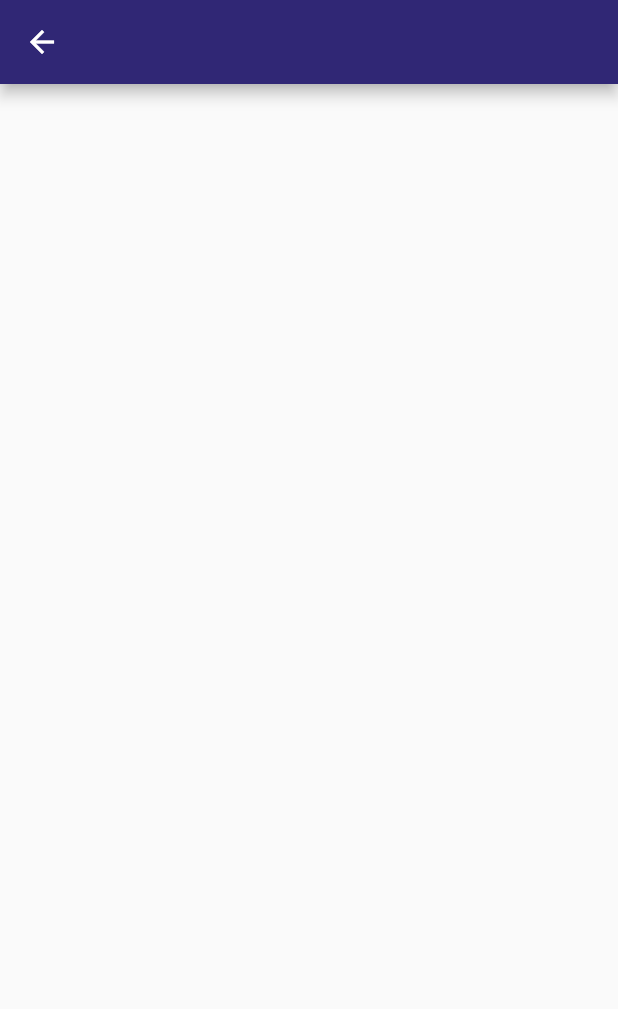
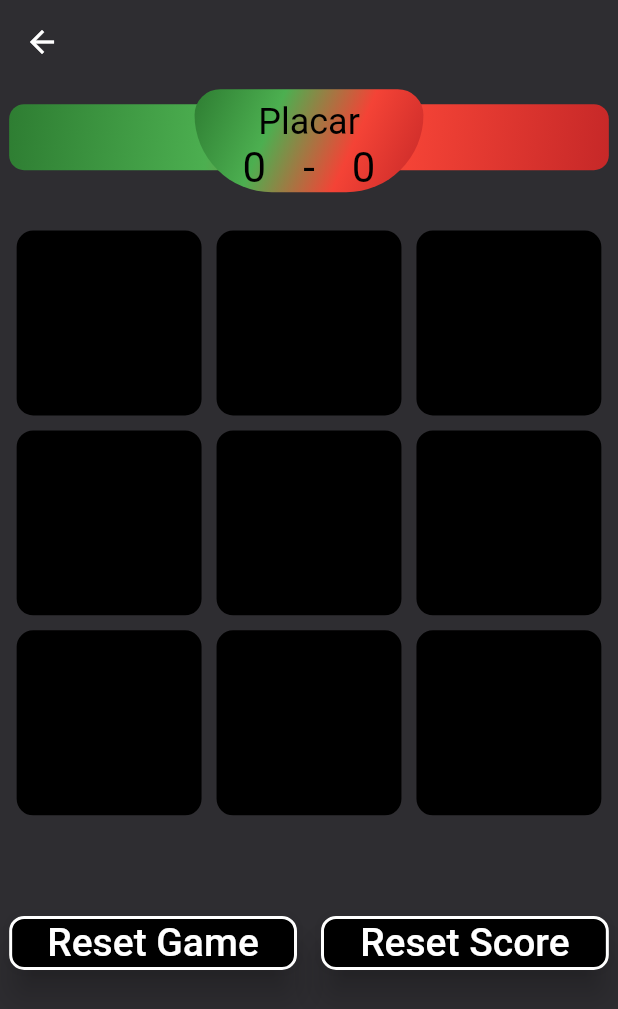
Before and after one commit to thiagolop/jogo_da_velha, a Flutter app: the HomePage screen opened by its route, on a phone screen of 412 x 824 dp. Shown: the top 1009 px of the screen. Run offline on Flutter 3.47's test engine with Material 2 defaults, Android fonts, the phone set to English and light mode, and no system bars; our stand-ins replace google_fonts; Roboto replaces fonts that are missing (Coiny).

Commit message:
Finish Display Gam

```diff
--- /dev/null
+++ b/lib/app/core/inputs/custon_elevated_buttom.dart
@@ -0,0 +1,26 @@
+import 'package:flutter/material.dart';
+import 'package:jogo_da_velha/app/core/ui/styles/colors_app.dart';
+import 'package:jogo_da_velha/app/core/ui/styles/text_app.dart';
+
+class CustomElevatedButtom extends StatelessWidget {
+  final VoidCallback onPressed;
+  final String label;
+  const CustomElevatedButtom({Key? key, required this.onPressed, required this.label}) : super(key: key);
+
+  @override
+  Widget build(BuildContext context) {
+    return ElevatedButton(
+      onPressed: onPressed,
+      style: ElevatedButton.styleFrom(
+        backgroundColor: context.colorsApp.primaryColor,
+        elevation: 10,
+        foregroundColor: context.colorsApp.whiteColor,
+        shape: RoundedRectangleBorder(
+          borderRadius: BorderRadius.circular(10),
+          side: BorderSide(color: context.colorsApp.whiteColor, width: 2),
+        ),
+      ),
+      child: Text(label, style: context.textStyles.textCoiny.copyWith(color: context.colorsApp.whiteColor, fontSize: 26)),
+    );
+  }
+}
--- a/lib/app/core/routes/app_routes.dart
+++ b/lib/app/core/routes/app_routes.dart
@@ -1,15 +1,18 @@
 import 'package:flutter/material.dart';
 import 'package:jogo_da_velha/app/pages/error/error_page.dart';
-import 'package:jogo_da_velha/app/pages/home/home_page.dart';
+import 'package:jogo_da_velha/app/pages/home/view/home_page.dart';
+import 'package:jogo_da_velha/app/pages/register/register_page.dart';
 
 class AppRoutes {
-  static const String login = '/';
+  static const String register = '/';
+  static const String home = '/home';
 
   static Route<dynamic> generateRoute(RouteSettings settings) {
-    // final args = settings.arguments;
     switch (settings.name) {
+      case "/home":
+        return MaterialPageRoute(builder: (context) => const HomePage());
       case "/":
-        return MaterialPageRoute(builder: (context) => const HomePage());
+        return MaterialPageRoute(builder: (context) => const RegisterPage());
       default:
         return MaterialPageRoute(builder: (context) => const ErrorPage());
     }
--- a/lib/app/pages/home/home_controller.dart
+++ /dev/null
@@ -1,3 +0,0 @@
-import 'package:flutter/material.dart';
-
-class HomeController with ChangeNotifier {}
--- a/lib/app/pages/home/home_page.dart
+++ /dev/null
@@ -1,15 +0,0 @@
-import 'package:flutter/material.dart';
-
-class HomePage extends StatelessWidget {
-  const HomePage({super.key});
-
-  @override
-  Widget build(BuildContext context) {
-    return Scaffold(
-      appBar: AppBar(
-        title: const Text(''),
-      ),
-      body: Container(),
-    );
-  }
-}
--- /dev/null
+++ b/lib/app/pages/home/view/home_page.dart
@@ -0,0 +1,51 @@
+import 'package:flutter/material.dart';
+import 'package:jogo_da_velha/app/core/extensions/responsive.dart';
+import 'package:jogo_da_velha/app/core/ui/styles/colors_app.dart';
+import 'package:jogo_da_velha/app/core/ui/styles/text_app.dart';
+import 'package:jogo_da_velha/app/pages/home/controller/home_controller.dart';
+import 'package:jogo_da_velha/app/pages/home/widgets/custom_buttom.dart';
+import 'package:jogo_da_velha/app/pages/home/widgets/game_widget.dart';
+import 'package:jogo_da_velha/app/pages/home/widgets/score_game.dart';
+import 'package:provider/provider.dart';
+
+class HomePage extends StatelessWidget {
+  const HomePage({super.key});
+
+  @override
+  Widget build(BuildContext context) {
+    return Consumer<HomeController>(
+      builder: (_, controller, __) {
+        return Scaffold(
+          appBar: AppBar(
+            backgroundColor: context.colorsApp.backgroundColor,
+            elevation: 0,
+          ),
+          backgroundColor: context.colorsApp.backgroundColor,
+          body: SingleChildScrollView(
+            child: Padding(
+              padding: EdgeInsets.only(
+                top: 10.heigth,
+                left: 16.width,
+                right: 16.width,
+                bottom: 32.heigth,
+              ),
+              child: Column(
+                mainAxisAlignment: MainAxisAlignment.spaceAround,
+                crossAxisAlignment: CrossAxisAlignment.center,
+                children: [
+                  const ScoreGame(),
+                  SizedBox(height: 60.heigth),
+                  const GameWidget(),
+                  SizedBox(height: 16.heigth),
+                  Text(controller.vencedor, style: context.textStyles.textCoiny),
+                  SizedBox(height: 10.heigth),
+                  const CustomButtom(),
+                ],
+              ),
+            ),
+          ),
+        );
+      },
+    );
+  }
+}
--- /dev/null
+++ b/lib/app/pages/home/widgets/custom_buttom.dart
@@ -0,0 +1,34 @@
+import 'package:flutter/material.dart';
+import 'package:jogo_da_velha/app/core/inputs/custon_elevated_buttom.dart';
+import 'package:jogo_da_velha/app/pages/home/controller/home_controller.dart';
+import 'package:provider/provider.dart';
+
+class CustomButtom extends StatelessWidget {
+  const CustomButtom({super.key});
+
+  @override
+  Widget build(BuildContext context) {
+    return Consumer<HomeController>(
+      builder: (_, controller, __) {
+        return Row(
+          children: [
+            Expanded(
+                child: CustomElevatedButtom(
+                    onPressed: () {
+                      controller.reset();
+                    },
+                    label: 'Reset Game')),
+            const SizedBox(width: 16),
+            Expanded(
+                child: CustomElevatedButtom(
+                    onPressed: () {
+                      controller.resetScore();
+                      controller.reset();
+                    },
+                    label: 'Reset Score')),
+          ],
+        );
+      },
+    );
+  }
+}
--- /dev/null
+++ b/lib/app/pages/home/widgets/game_widget.dart
@@ -0,0 +1,47 @@
+import 'package:flutter/material.dart';
+import 'package:jogo_da_velha/app/core/ui/styles/colors_app.dart';
+import 'package:jogo_da_velha/app/core/ui/styles/text_app.dart';
+import 'package:jogo_da_velha/app/pages/home/controller/home_controller.dart';
+import 'package:provider/provider.dart';
+
+class GameWidget extends StatelessWidget {
+  const GameWidget({super.key});
+
+  @override
+  Widget build(BuildContext context) {
+    return Consumer<HomeController>(
+      builder: (_, controller, __) {
+        return SizedBox(
+          height: 400,
+          width: 400,
+          child: GridView.builder(
+              physics: const NeverScrollableScrollPhysics(),
+              itemCount: 9,
+              gridDelegate: const SliverGridDelegateWithFixedCrossAxisCount(crossAxisCount: 3),
+              itemBuilder: (context, index) {
+                return GestureDetector(
+                  onTap: () {
+                    if (controller.isGaming) controller.play(index);
+                  },
+                  child: Container(
+                    alignment: Alignment.center,
+                    decoration: BoxDecoration(
+                      borderRadius: BorderRadius.circular(16),
+                      border: Border.all(color: context.colorsApp.backgroundColor, width: 5),
+                      color: controller.matched.contains(index) ? context.colorsApp.matched : context.colorsApp.primaryColor,
+                    ),
+                    child: Center(
+                      child: Text(
+                        controller.board[index],
+                        style: context.textStyles.textCoiny.copyWith(fontSize: 90),
+                        textAlign: TextAlign.center,
+                      ),
+                    ),
+                  ),
+                );
+              }),
+        );
+      },
+    );
+  }
+}
--- /dev/null
+++ b/lib/app/pages/home/widgets/score_game.dart
@@ -0,0 +1,168 @@
+import 'package:flutter/material.dart';
+import 'package:jogo_da_velha/app/core/extensions/responsive.dart';
+import 'package:jogo_da_velha/app/core/ui/styles/colors_app.dart';
+import 'package:jogo_da_velha/app/core/ui/styles/text_app.dart';
+import 'package:jogo_da_velha/app/pages/home/controller/home_controller.dart';
+import 'package:provider/provider.dart';
+
+class ScoreGame extends StatelessWidget {
+  const ScoreGame({super.key});
+
+  @override
+  Widget build(BuildContext context) {
+    return Consumer<HomeController>(
+      builder: (_, controller, __) {
+        return Stack(
+          children: [
+            Positioned(
+              top: 10,
+              left: 0,
+              right: 0,
+              child: Container(
+                width: double.maxFinite,
+                padding: const EdgeInsets.symmetric(horizontal: 8, vertical: 8),
+                decoration: BoxDecoration(
+                  gradient: context.colorsApp.gradient,
+                  borderRadius: const BorderRadius.only(
+                    bottomLeft: Radius.circular(10),
+                    topLeft: Radius.circular(10),
+                    bottomRight: Radius.circular(10),
+                    topRight: Radius.circular(10),
+                  ),
+                ),
+                child: Row(
+                  children: [
+                    Text(
+                      controller.namePlayer2,
+                      style: context.textStyles.textCoiny.copyWith(fontSize: 24),
+                      overflow: TextOverflow.ellipsis,
+                    ),
+                    const Spacer(),
+                    Text(
+                      controller.namePlayer1,
+                      style: context.textStyles.textCoiny.copyWith(fontSize: 24),
+                      overflow: TextOverflow.ellipsis,
+                    ),
+                  ],
+                ),
+              ),
+            ),
+            Align(
+              alignment: Alignment.center,
+              child: Flexible(
+                child: Container(
+                  width: 400.width,
+                  height: 200.heigth,
+                  padding: const EdgeInsets.only(left: 32, right: 32, top: 8, bottom: 8),
+                  decoration: BoxDecoration(
+                    gradient: context.colorsApp.gradient,
+                    borderRadius: const BorderRadius.only(
+                      topRight: Radius.circular(20),
+                      bottomRight: Radius.circular(60),
+                      topLeft: Radius.circular(20),
+                      bottomLeft: Radius.circular(60),
+                    ),
+                  ),
+                  child: Column(
+                    children: [
+                      Text(
+                        'Placar',
+                        style: context.textStyles.textCoiny.copyWith(fontSize: 24, color: context.colorsApp.primaryColor),
+                      ),
+                      Row(
+                        mainAxisAlignment: MainAxisAlignment.spaceBetween,
+                        children: [
+                          Text(
+                            controller.xScore.toString(),
+                            style: context.textStyles.textCoiny.copyWith(fontSize: 28, color: context.colorsApp.primaryColor),
+                          ),
+                          Text(
+                            ' - ',
+                            style: context.textStyles.textCoiny.copyWith(fontSize: 28, color: context.colorsApp.primaryColor),
+                          ),
+                          Text(
+                            controller.oScore.toString(),
+                            style: context.textStyles.textCoiny.copyWith(fontSize: 28, color: context.colorsApp.primaryColor),
+                          ),
+                        ],
+                      ),
+                    ],
+                  ),
+                ),
+              ),
+            ),
+            // Container(
+            //   width: double.maxFinite,
+            //   alignment: Alignment.centerLeft,
+            //   padding: const EdgeInsets.symmetric(horizontal: 8, vertical: 8),
+            //   decoration: const BoxDecoration(
+            //     color: Colors.red,
+            //     borderRadius: BorderRadius.only(bottomRight: Radius.circular(10), topRight: Radius.circular(10)),
+            //   ),
+            //   child: Text(
+            //     controller.namePlayer2,
+            //     style: context.textStyles.textCoiny.copyWith(fontSize: 24),
+            //   ),
+            // ),
+          ],
+        );
+        // return Row(
+        //   mainAxisAlignment: MainAxisAlignment.center,
+        //   children: [
+        //     Container(
+        //       padding: const EdgeInsets.symmetric(horizontal: 8, vertical: 8),
+        //       decoration: const BoxDecoration(
+        //         color: Colors.green,
+        //         borderRadius: BorderRadius.only(bottomLeft: Radius.circular(10), topLeft: Radius.circular(10)),
+        //       ),
+        //       child: Text(
+        //         controller.namePlayer1,
+        //         style: context.textStyles.textCoiny.copyWith(fontSize: 24),
+        //         overflow: TextOverflow.ellipsis,
+        //       ),
+        //     ),
+        //     Container(
+        //         padding: const EdgeInsets.only(left: 32, right: 32, top: 8, bottom: 8),
+        //         decoration: BoxDecoration(
+        //           gradient: context.colorsApp.gradient,
+        //           borderRadius: const BorderRadius.only(
+        //             topRight: Radius.circular(10),
+        //             bottomRight: Radius.circular(40),
+        //             topLeft: Radius.circular(10),
+        //             bottomLeft: Radius.circular(40),
+        //           ),
+        //         ),
+        //         child: Row(
+        //           mainAxisAlignment: MainAxisAlignment.spaceBetween,
+        //           children: [
+        //             Text(
+        //               controller.xScore.toString(),
+        //               style: context.textStyles.textCoiny.copyWith(fontSize: 28, color: context.colorsApp.primaryColor),
+        //             ),
+        //             Text(
+        //               ' - ',
+        //               style: context.textStyles.textCoiny.copyWith(fontSize: 28, color: context.colorsApp.primaryColor),
+        //             ),
+        //             Text(
+        //               controller.oScore.toString(),
+        //               style: context.textStyles.textCoiny.copyWith(fontSize: 28, color: context.colorsApp.primaryColor),
+        //             ),
+        //           ],
+        //         )),
+        //     Container(
+        //       padding: const EdgeInsets.symmetric(horizontal: 8, vertical: 8),
+        //       decoration: const BoxDecoration(
+        //         color: Colors.red,
+        //         borderRadius: BorderRadius.only(bottomRight: Radius.circular(10), topRight: Radius.circular(10)),
+        //       ),
+        //       child: Text(
+        //         controller.namePlayer2,
+        //         style: context.textStyles.textCoiny.copyWith(fontSize: 24),
+        //       ),
+        //     ),
+        //   ],
+        // );
+      },
+    );
+  }
+}
--- a/lib/app/providies/providies.dart
+++ b/lib/app/providies/providies.dart
@@ -1,4 +1,4 @@
-import 'package:jogo_da_velha/app/pages/home/home_controller.dart';
+import 'package:jogo_da_velha/app/pages/home/controller/home_controller.dart';
 import 'package:provider/provider.dart';
 
 class AppProviders {
```
Also changed, not shown: lib/app/core/extensions/responsive.dart (added, +17 -0 lines), lib/app/core/ui/styles/colors_app.dart (+15 -8 lines), lib/app/core/ui/styles/text_app.dart (+2 -8 lines), lib/app/pages/home/controller/home_controller.dart (added, +138 -0 lines), lib/app/pages/register/register_page.dart (added, +131 -0 lines), pubspec.yaml (+5 -4 lines), assets/fonts/Coiny-Regular.ttf (deleted), pubspec.lock.
